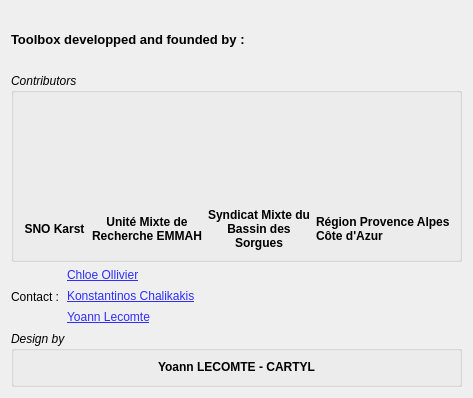
Paprika-plugins/PaPRIKa, file A_propos.ui: the form before one commit.
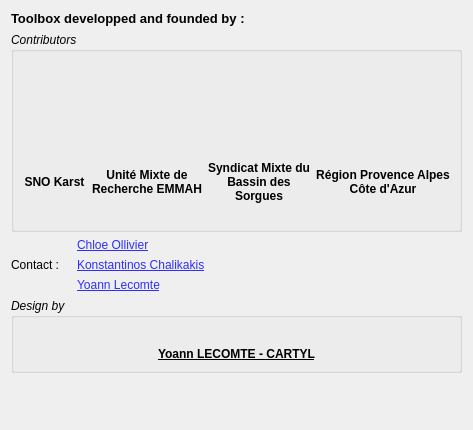
The form after the commit. Icons and pictures are not drawn.

Commit message: Fix A propos dialog that doesn't show img and was outdated

```diff
--- a/A_propos.ui
+++ b/A_propos.ui
@@ -7,7 +7,7 @@
     <x>0</x>
     <y>0</y>
     <width>473</width>
-    <height>398</height>
+    <height>430</height>
    </rect>
   </property>
   <property name="windowTitle">
@@ -34,6 +34,18 @@
       <layout class="QHBoxLayout" name="horizontalLayout">
        <item>
         <widget class="QGroupBox" name="groupBox">
+         <property name="sizePolicy">
+          <sizepolicy hsizetype="Expanding" vsizetype="Expanding">
+           <horstretch>0</horstretch>
+           <verstretch>0</verstretch>
+          </sizepolicy>
+         </property>
+         <property name="minimumSize">
+          <size>
+           <width>0</width>
+           <height>200</height>
+          </size>
+         </property>
          <property name="font">
           <font>
            <italic>true</italic>
@@ -44,8 +56,66 @@
          </property>
          <layout class="QGridLayout" name="gridLayout_2">
           <item row="0" column="0">
-           <layout class="QGridLayout" name="gridLayout">
-            <item row="1" column="1">
+           <layout class="QHBoxLayout" name="horizontalLayout_4">
+            <property name="sizeConstraint">
+             <enum>QLayout::SetNoConstraint</enum>
+            </property>
+            <item>
+             <layout class="QVBoxLayout" name="verticalLayout_5">
+              <item>
+               <widget class="QLabel" name="lbl_img_SNO">
+                <property name="text">
+                 <string/>
+                </property>
+               </widget>
+              </item>
+              <item>
+               <widget class="QLabel" name="label_12">
+                <property name="font">
+                 <font>
+                  <weight>75</weight>
+                  <italic>false</italic>
+                  <bold>true</bold>
+                 </font>
+                </property>
+                <property name="text">
+                 <string>&lt;a href=&quot;http://www.sokarst.org/&quot; style=&quot;color:#000000;text-decoration:none;&quot;&gt;SNO Karst&lt;/a&gt;</string>
+                </property>
+                <property name="alignment">
+                 <set>Qt::AlignCenter</set>
+                </property>
+                <property name="wordWrap">
+                 <bool>true</bool>
+                </property>
+                <property name="openExternalLinks">
+                 <bool>true</bool>
+                </property>
+               </widget>
+              </item>
+             </layout>
+            </item>
+            <item>
+             <layout class="QVBoxLayout" name="verticalLayout_7">
+              <item>
+               <widget class="QLabel" name="lbl_img_EMMAH">
+                <property name="maximumSize">
+                 <size>
+                  <width>100</width>
+                  <height>100</height>
+                 </size>
+                </property>
+                <property name="text">
+                 <string/>
+                </property>
+                <property name="scaledContents">
+                 <bool>true</bool>
+                </property>
+                <property name="alignment">
+                 <set>Qt::AlignCenter</set>
+                </property>
+               </widget>
+              </item>
+              <item>
              <widget class="QLabel" name="label_2">
               <property name="font">
                <font>
@@ -71,58 +141,12 @@
               </property>
              </widget>
             </item>
-            <item row="0" column="1">
-             <widget class="QLabel" name="lbl_img_EMMAH">
-              <property name="minimumSize">
-               <size>
-                <width>100</width>
-                <height>100</height>
-               </size>
-              </property>
-              <property name="maximumSize">
-               <size>
-                <width>100</width>
-                <height>100</height>
-               </size>
-              </property>
-              <property name="text">
-               <string/>
-              </property>
-              <property name="scaledContents">
-               <bool>true</bool>
-              </property>
-              <property name="alignment">
-               <set>Qt::AlignCenter</set>
-              </property>
-             </widget>
+             </layout>
             </item>
-            <item row="0" column="0">
-             <widget class="QLabel" name="lbl_img_SNO">
-              <property name="text">
-               <string/>
-              </property>
-              <property name="textFormat">
-               <enum>Qt::PlainText</enum>
-              </property>
-              <property name="pixmap">
-               <pixmap>:/plugins/Paprika/resources/logoSNOKarst.PNG</pixmap>
-              </property>
-              <property name="alignment">
-               <set>Qt::AlignCenter</set>
-              </property>
-              <property name="openExternalLinks">
-               <bool>false</bool>
-              </property>
-             </widget>
-            </item>
-            <item row="0" column="2">
+            <item>
+             <layout class="QVBoxLayout" name="verticalLayout_8">
+              <item>
              <widget class="QLabel" name="lbl_img_SMBS">
-              <property name="minimumSize">
-               <size>
-                <width>100</width>
-                <height>100</height>
-               </size>
-              </property>
               <property name="maximumSize">
                <size>
                 <width>100</width>
@@ -143,7 +167,7 @@
               </property>
              </widget>
             </item>
-            <item row="1" column="2">
+              <item>
              <widget class="QLabel" name="label_10">
               <property name="font">
                <font>
@@ -166,49 +190,18 @@
               </property>
              </widget>
             </item>
-            <item row="1" column="0">
-             <widget class="QLabel" name="label_12">
-              <property name="font">
-               <font>
-                <weight>75</weight>
-                <italic>false</italic>
-                <bold>true</bold>
-               </font>
-              </property>
-              <property name="text">
-               <string>&lt;a href=&quot;http://www.sokarst.org/&quot; style=&quot;color:#000000;text-decoration:none;&quot;&gt;SNO Karst&lt;/a&gt;</string>
-              </property>
-              <property name="alignment">
-               <set>Qt::AlignCenter</set>
-              </property>
-              <property name="wordWrap">
-               <bool>true</bool>
-              </property>
-              <property name="openExternalLinks">
-               <bool>true</bool>
-              </property>
-             </widget>
+             </layout>
             </item>
-            <item row="0" column="3">
+            <item>
+             <layout class="QVBoxLayout" name="verticalLayout_9">
+              <item>
              <widget class="QLabel" name="lbl_img_PACA">
-              <property name="maximumSize">
-               <size>
-                <width>100</width>
-                <height>50</height>
-               </size>
-              </property>
               <property name="text">
                <string/>
               </property>
-              <property name="pixmap">
-               <pixmap>:/plugins/Paprika/resources/logo_PACA.jpg</pixmap>
-              </property>
-              <property name="scaledContents">
-               <bool>true</bool>
-              </property>
-             </widget>
-            </item>
-            <item row="1" column="3">
+               </widget>
+              </item>
+              <item>
              <widget class="QLabel" name="label_15">
               <property name="font">
                <font>
@@ -220,10 +213,15 @@
               <property name="text">
                <string>Région Provence Alpes Côte d'Azur</string>
               </property>
+                <property name="alignment">
+                 <set>Qt::AlignCenter</set>
+                </property>
               <property name="wordWrap">
                <bool>true</bool>
               </property>
              </widget>
+              </item>
+             </layout>
             </item>
            </layout>
           </item>
@@ -238,7 +236,7 @@
         <widget class="QLabel" name="label_16">
          <property name="maximumSize">
           <size>
-           <width>50</width>
+           <width>60</width>
            <height>16777215</height>
           </size>
          </property>
@@ -302,8 +300,18 @@
          </property>
          <layout class="QVBoxLayout" name="verticalLayout_3">
           <item>
-           <layout class="QGridLayout" name="gridLayout_3">
-            <item row="2" column="0">
+           <layout class="QVBoxLayout" name="verticalLayout_10">
+            <item>
+             <widget class="QLabel" name="lbl_img_CARTYL">
+              <property name="text">
+               <string/>
+              </property>
+              <property name="alignment">
+               <set>Qt::AlignCenter</set>
+              </property>
+             </widget>
+            </item>
+            <item>
              <widget class="QLabel" name="label_4">
               <property name="font">
                <font>
@@ -313,7 +321,7 @@
                </font>
               </property>
               <property name="text">
-               <string>&lt;html&gt;&lt;head/&gt;&lt;body&gt;&lt;p&gt;&lt;a href=&quot;mailto:g.sindt@sig.eu.com?subject=Contact from Plugin Paprika&quot;&gt;&lt;span style=&quot; color:#000000;&quot;&gt;Yoann LECOMTE - CARTYL&lt;/span&gt;&lt;/a&gt;&lt;/p&gt;&lt;/body&gt;&lt;/html&gt;</string>
+               <string>&lt;html&gt;&lt;head/&gt;&lt;body&gt;&lt;p&gt;&lt;a href=&quot;https://cartyl.fr&quot;&gt;&lt;span style=&quot; color:#000000;&quot;&gt;Yoann LECOMTE - CARTYL&lt;/span&gt;&lt;/a&gt;&lt;/p&gt;&lt;/body&gt;&lt;/html&gt;</string>
               </property>
               <property name="alignment">
                <set>Qt::AlignCenter</set>
@@ -335,6 +343,19 @@
      </item>
     </layout>
    </item>
+   <item>
+    <spacer name="verticalSpacer">
+     <property name="orientation">
+      <enum>Qt::Vertical</enum>
+     </property>
+     <property name="sizeHint" stdset="0">
+      <size>
+       <width>20</width>
+       <height>40</height>
+      </size>
+     </property>
+    </spacer>
+   </item>
   </layout>
  </widget>
  <resources/>
```
Left out of the diff: 3 changed lines with no effect on the pictures. Lines whose indentation alone changed are shown as unchanged. The commit also changes 4 other files.
